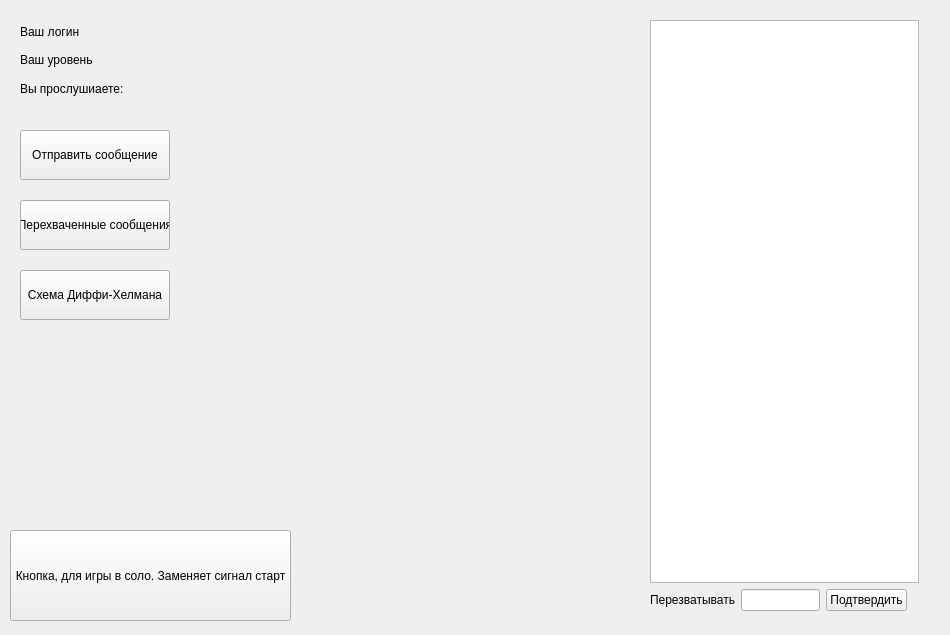
Before: the Qt Designer form home_window.ui in shm0nya/Lipilin-s-game, drawn with Qt 5.
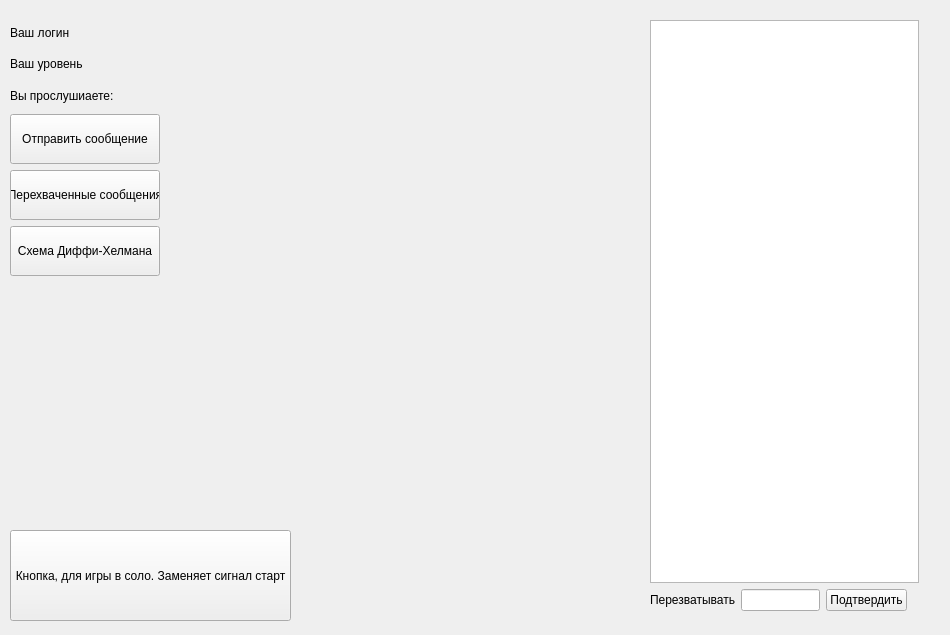
After: the same form once the commit is applied.

Commit message:
Работающее с багом окно intercept
Перехват изображения работает, но...
При проверке перехваченного изображения какие-то проблемы

What changed in the file:
```diff
--- a/home_window.ui
+++ b/home_window.ui
@@ -36,15 +36,79 @@
    </property>
    <layout class="QGridLayout" name="componate_custom_buttons_img"/>
   </widget>
-  <widget class="QWidget" name="layoutWidget_2">
+  <widget class="QPushButton" name="pushButton">
    <property name="geometry">
     <rect>
-     <x>20</x>
+     <x>10</x>
+     <y>530</y>
+     <width>281</width>
+     <height>91</height>
+    </rect>
+   </property>
+   <property name="text">
+    <string>Кнопка, для игры в соло. Заменяет сигнал старт</string>
+   </property>
+  </widget>
+  <widget class="QWidget" name="layoutWidget">
+   <property name="geometry">
+    <rect>
+     <x>650</x>
      <y>20</y>
-     <width>211</width>
-     <height>80</height>
+     <width>269</width>
+     <height>591</height>
     </rect>
    </property>
+   <layout class="QVBoxLayout" name="componate_overhear">
+    <item>
+     <widget class="QListWidget" name="user_list"/>
+    </item>
+    <item>
+     <layout class="QHBoxLayout" name="componate_overhear_edit">
+      <item>
+       <widget class="QLabel" name="lbl_overhere_text">
+        <property name="text">
+         <string>Перезватывать</string>
+        </property>
+       </widget>
+      </item>
+      <item>
+       <widget class="QLineEdit" name="edit_overhere"/>
+      </item>
+      <item>
+       <widget class="QPushButton" name="button_inercept">
+        <property name="text">
+         <string>Подтвердить</string>
+        </property>
+       </widget>
+      </item>
+      <item>
+       <spacer name="horizontalSpacer_4">
+        <property name="orientation">
+         <enum>Qt::Horizontal</enum>
+        </property>
+        <property name="sizeHint" stdset="0">
+         <size>
+          <width>40</width>
+          <height>20</height>
+         </size>
+        </property>
+       </spacer>
+      </item>
+     </layout>
+    </item>
+   </layout>
+  </widget>
+  <widget class="QWidget" name="">
+   <property name="geometry">
+    <rect>
+     <x>10</x>
+     <y>20</y>
+     <width>216</width>
+     <height>256</height>
+    </rect>
+   </property>
+   <layout class="QVBoxLayout" name="componate">
+    <item>
    <layout class="QVBoxLayout" name="componate_info">
     <item>
      <layout class="QHBoxLayout" name="componate_lbl_login">
@@ -140,36 +204,18 @@
      </layout>
     </item>
    </layout>
-  </widget>
-  <widget class="QPushButton" name="button_overhear_messege">
-   <property name="geometry">
-    <rect>
-     <x>20</x>
-     <y>200</y>
-     <width>150</width>
-     <height>50</height>
-    </rect>
-   </property>
-   <property name="minimumSize">
-    <size>
-     <width>150</width>
-     <height>50</height>
-    </size>
-   </property>
-   <property name="text">
-    <string>Перехваченные сообщения</string>
-   </property>
-  </widget>
+    </item>
+    <item>
+     <layout class="QHBoxLayout" name="componate_send_messege_button">
+      <item>
   <widget class="QPushButton" name="button_send_messege">
-   <property name="geometry">
-    <rect>
-     <x>20</x>
-     <y>130</y>
+        <property name="minimumSize">
+         <size>
      <width>150</width>
      <height>50</height>
-    </rect>
-   </property>
-   <property name="minimumSize">
+         </size>
+        </property>
+        <property name="maximumSize">
     <size>
      <width>150</width>
      <height>50</height>
@@ -179,16 +225,88 @@
     <string>Отправить сообщение</string>
    </property>
   </widget>
+      </item>
+      <item>
+       <spacer name="horizontalSpacer_5">
+        <property name="orientation">
+         <enum>Qt::Horizontal</enum>
+        </property>
+        <property name="sizeHint" stdset="0">
+         <size>
+          <width>40</width>
+          <height>20</height>
+         </size>
+        </property>
+       </spacer>
+      </item>
+     </layout>
+    </item>
+    <item>
+     <layout class="QHBoxLayout" name="componate_button_intercept">
+      <item>
+       <widget class="QPushButton" name="button_overhear_messege">
+        <property name="minimumSize">
+         <size>
+          <width>150</width>
+          <height>50</height>
+         </size>
+        </property>
+        <property name="maximumSize">
+         <size>
+          <width>150</width>
+          <height>50</height>
+         </size>
+        </property>
+        <property name="text">
+         <string>Перехваченные сообщения</string>
+        </property>
+       </widget>
+      </item>
+      <item>
+       <widget class="QLabel" name="lbl_new_intercepted_msg">
+        <property name="minimumSize">
+         <size>
+          <width>50</width>
+          <height>50</height>
+         </size>
+        </property>
+        <property name="maximumSize">
+         <size>
+          <width>50</width>
+          <height>50</height>
+         </size>
+        </property>
+        <property name="text">
+         <string/>
+        </property>
+       </widget>
+      </item>
+      <item>
+       <spacer name="horizontalSpacer_7">
+        <property name="orientation">
+         <enum>Qt::Horizontal</enum>
+        </property>
+        <property name="sizeHint" stdset="0">
+         <size>
+          <width>40</width>
+          <height>20</height>
+         </size>
+        </property>
+       </spacer>
+      </item>
+     </layout>
+    </item>
+    <item>
+     <layout class="QHBoxLayout" name="componate_button_diifi">
+      <item>
   <widget class="QPushButton" name="button_diffi_helman">
-   <property name="geometry">
-    <rect>
-     <x>20</x>
-     <y>270</y>
+        <property name="minimumSize">
+         <size>
      <width>150</width>
      <height>50</height>
-    </rect>
-   </property>
-   <property name="minimumSize">
+         </size>
+        </property>
+        <property name="maximumSize">
     <size>
      <width>150</width>
      <height>50</height>
@@ -198,53 +316,9 @@
     <string>Схема Диффи-Хелмана</string>
    </property>
   </widget>
-  <widget class="QPushButton" name="pushButton">
-   <property name="geometry">
-    <rect>
-     <x>10</x>
-     <y>530</y>
-     <width>281</width>
-     <height>91</height>
-    </rect>
-   </property>
-   <property name="text">
-    <string>Кнопка, для игры в соло. Заменяет сигнал старт</string>
-   </property>
-  </widget>
-  <widget class="QWidget" name="layoutWidget">
-   <property name="geometry">
-    <rect>
-     <x>650</x>
-     <y>20</y>
-     <width>269</width>
-     <height>591</height>
-    </rect>
-   </property>
-   <layout class="QVBoxLayout" name="componate_overhear">
-    <item>
-     <widget class="QListWidget" name="user_list"/>
     </item>
     <item>
-     <layout class="QHBoxLayout" name="componate_overhear_edit">
-      <item>
-       <widget class="QLabel" name="lbl_overhere_text">
-        <property name="text">
-         <string>Перезватывать</string>
-        </property>
-       </widget>
-      </item>
-      <item>
-       <widget class="QLineEdit" name="edit_overhere"/>
-      </item>
-      <item>
-       <widget class="QPushButton" name="button_inercept">
-        <property name="text">
-         <string>Подтвердить</string>
-        </property>
-       </widget>
-      </item>
-      <item>
-       <spacer name="horizontalSpacer_4">
+       <spacer name="horizontalSpacer_6">
         <property name="orientation">
          <enum>Qt::Horizontal</enum>
         </property>
```
Lines whose indentation alone changed are shown as unchanged. The commit also changes 14 other files.
